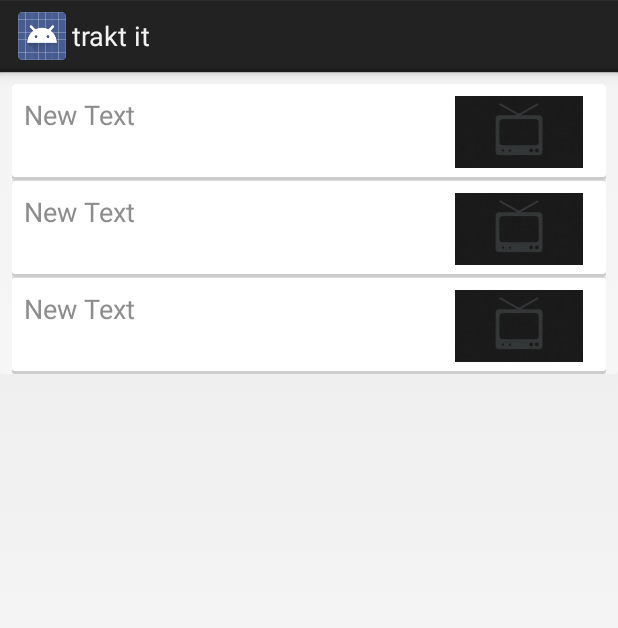
After one commit to lopesdasilva/aTrakt, an Android app: the layout example_appwidget.xml on its own in the app's theme, with its tools: preview values and no code run, on a phone screen of 412 x 824 dp. The commit adds this screen. Shown: the top 628 px of the screen. Run offline under Robolectric (Android 15) with nearby library versions, the phone set to English and light mode, and no system bars.

Commit message:
begin development of the widget

```diff
--- /dev/null
+++ b/Trakt-fragments/src/main/res/drawable/background_card.xml
@@ -0,0 +1,19 @@
+<?xml version="1.0" encoding="utf-8"?>
+<layer-list xmlns:android="http://schemas.android.com/apk/res/android">
+
+
+    <item android:bottom="8dp">
+        <shape android:shape="rectangle"
+            android:dither="true">
+
+            <corners android:radius="2dp" />
+
+            <solid android:color="#70ffffff" />
+
+            <padding android:bottom="8dp"
+                android:left="8dp"
+                android:right="8dp"
+                android:top="8dp" />
+        </shape>
+    </item>
+</layer-list>
--- /dev/null
+++ b/Trakt-fragments/src/main/res/drawable/bg_card.xml
@@ -0,0 +1,28 @@
+<?xml version="1.0" encoding="utf-8"?>
+<layer-list xmlns:android="http://schemas.android.com/apk/res/android">
+    <item>
+        <shape android:shape="rectangle"
+            android:dither="true">
+
+            <corners android:radius="2dp"/>
+
+            <solid android:color="#ccc" />
+
+        </shape>
+    </item>
+
+    <item android:bottom="2dp">
+        <shape android:shape="rectangle"
+            android:dither="true">
+
+            <corners android:radius="2dp" />
+
+            <solid android:color="@android:color/white" />
+
+            <padding android:bottom="8dp"
+                android:left="8dp"
+                android:right="8dp"
+                android:top="8dp" />
+        </shape>
+    </item>
+</layer-list>
--- /dev/null
+++ b/Trakt-fragments/src/main/res/layout/example_appwidget.xml
@@ -0,0 +1,14 @@
+<?xml version="1.0" encoding="utf-8"?>
+
+<LinearLayout xmlns:android="http://schemas.android.com/apk/res/android"
+    xmlns:tools="http://schemas.android.com/tools"
+    android:layout_width="wrap_content" android:layout_height="wrap_content"
+    android:background="@drawable/background_card"
+    android:orientation="vertical">
+
+    <ListView
+        android:layout_width="match_parent"
+        android:layout_height="wrap_content"
+        android:id="@+id/listViewWidgetTonight"
+        tools:listitem="@layout/widget_tonight_item" />
+</LinearLayout>
--- /dev/null
+++ b/Trakt-fragments/src/main/res/layout/widget_tonight_item.xml
@@ -0,0 +1,32 @@
+<?xml version="1.0" encoding="utf-8"?>
+<RelativeLayout xmlns:android="http://schemas.android.com/apk/res/android"
+    android:layout_width="match_parent"
+    android:layout_height="?android:attr/listPreferredItemHeight"
+        android:layout_marginLeft="6dp"
+        android:layout_marginRight="6dp"
+        android:layout_marginTop="4dp"
+        android:layout_marginBottom="4dp"
+        android:background="@drawable/bg_card">
+
+        <!-- Card Contents go here -->
+
+        <TextView
+            android:layout_width="wrap_content"
+            android:layout_height="wrap_content"
+            android:text="New Text"
+            android:id="@+id/textView"
+            style="@style/CardText.1Line.Bigger"
+            android:layout_alignParentBottom="true"
+            android:layout_toLeftOf="@+id/imageViewWidgetScreen"
+            android:layout_alignTop="@+id/imageViewWidgetScreen"
+            android:layout_alignParentLeft="true" />
+
+        <ImageView
+            android:layout_width="wrap_content"
+            android:layout_height="wrap_content"
+            android:id="@+id/imageViewWidgetScreen"
+            android:src="@drawable/episode_backdrop_small"
+            android:layout_alignParentTop="true"
+            android:layout_alignParentRight="true" />
+
+</RelativeLayout>
```
Also changed, not shown: Trakt-fragments/src/main/AndroidManifest.xml (+13 -2 lines), Trakt-fragments/src/main/java/com/lopesdasilva/trakt/fragments/ActivityWeekFragment.java (+6 -6 lines), Trakt-fragments/src/main/java/com/lopesdasilva/trakt/fragments/UserActivityFragment.java (+4 -3 lines), Trakt-fragments/src/main/java/com/lopesdasilva/trakt/widgets/MyFirstWidget.java (added, +118 -0 lines), Trakt-fragments/src/main/res/drawable/main_background.xml (added, +24 -0 lines), Trakt-fragments/src/main/res/values/styles.xml (+11 -1 lines), Trakt-fragments/src/main/res/xml/example_appwidget_info.xml (added, +11 -0 lines), Trakt-fragments/src/main/res/drawable/card_back_temp.png (added).
